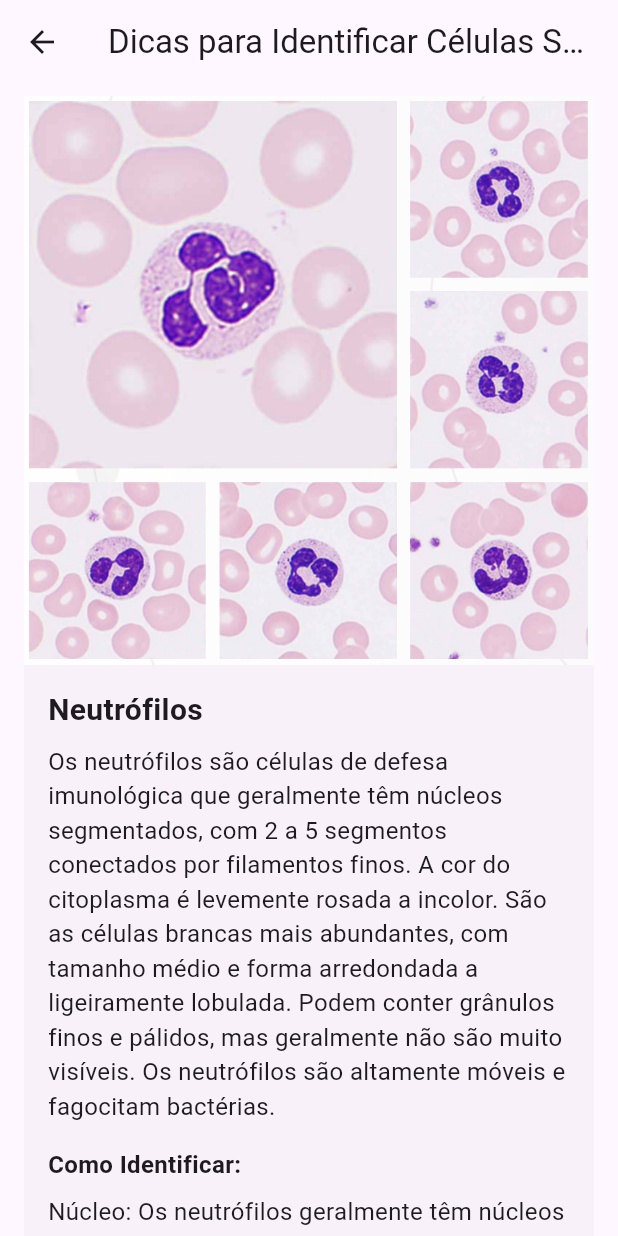
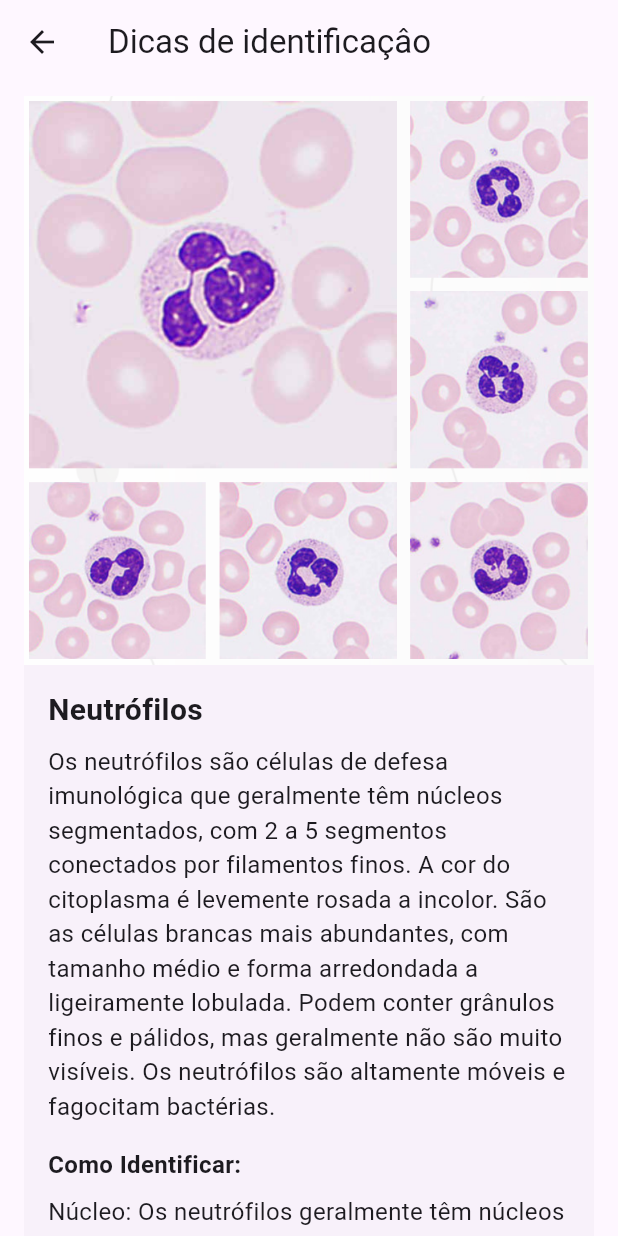
Before and after one commit to vihangel/wbc_counter, a Flutter app: the TipsPage screen opened directly, on a phone screen of 412 x 824 dp. Run offline on Flutter 3.47's test engine with Material 2 defaults, Android fonts, the phone set to English and light mode, and no system bars; our stand-ins replace pie_chart, share.

Commit message:
update title

```diff
--- a/lib/tips/tips_page.dart
+++ b/lib/tips/tips_page.dart
@@ -80,7 +80,7 @@ class TipsPage extends StatelessWidget {
   Widget build(BuildContext context) {
     return Scaffold(
       appBar: AppBar(
-        title: const Text('Dicas para Identificar Células Sanguíneas'),
+        title: const Text('Dicas de identificaçâo'),
       ),
       body: ListView.builder(
         itemCount: tipBloodCells.length,
```
